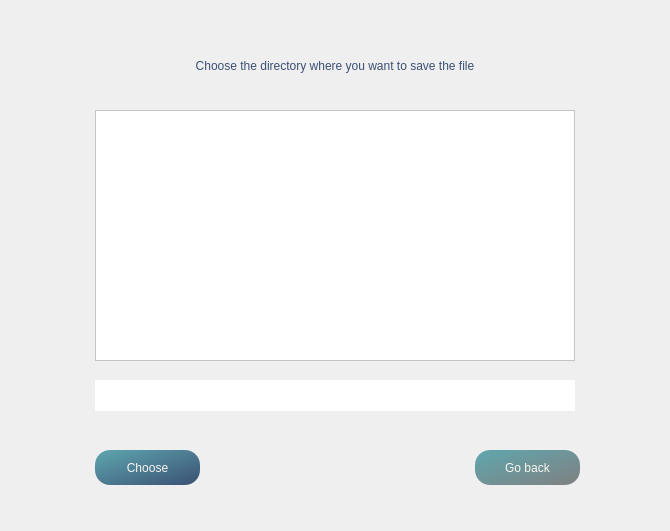
This is GUI/SymposiumGui/choosedir.ui in RickZack/Symposium as Qt 5 draws it before an edit. The edited form follows.
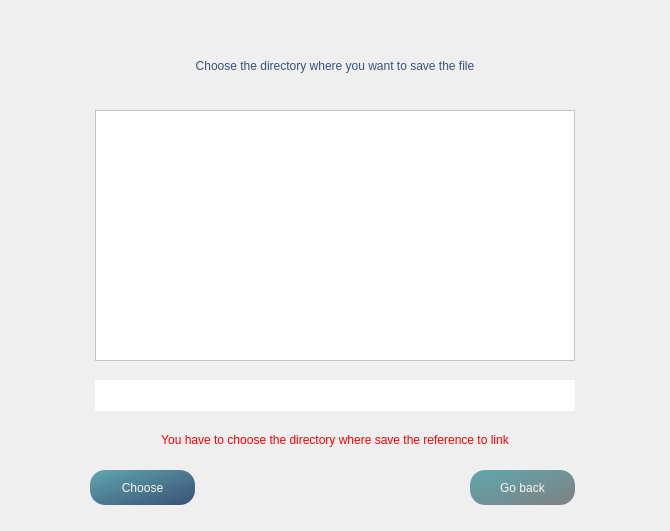
This is the edited form.

```diff
--- a/GUI/SymposiumGui/choosedir.ui
+++ b/GUI/SymposiumGui/choosedir.ui
@@ -88,8 +88,8 @@
   <widget class="QPushButton" name="choose">
    <property name="geometry">
     <rect>
-     <x>95</x>
-     <y>450</y>
+     <x>90</x>
+     <y>470</y>
      <width>105</width>
      <height>35</height>
     </rect>
@@ -107,8 +107,8 @@
   <widget class="QPushButton" name="cancel">
    <property name="geometry">
     <rect>
-     <x>475</x>
-     <y>450</y>
+     <x>470</x>
+     <y>470</y>
      <width>105</width>
      <height>35</height>
     </rect>
@@ -220,6 +220,27 @@
     <set>Qt::AlignCenter</set>
    </property>
   </widget>
+  <widget class="QLabel" name="dirEmpty">
+   <property name="geometry">
+    <rect>
+     <x>95</x>
+     <y>430</y>
+     <width>480</width>
+     <height>20</height>
+    </rect>
+   </property>
+   <property name="styleSheet">
+    <string notr="true">font: 11pt &quot;Baskerville Old Face&quot;;
+color: red; 
+text-align:center;</string>
+   </property>
+   <property name="text">
+    <string>You have to choose the directory where save the reference to link</string>
+   </property>
+   <property name="alignment">
+    <set>Qt::AlignCenter</set>
+   </property>
+  </widget>
  </widget>
  <tabstops>
   <tabstop>choose</tabstop>
```
